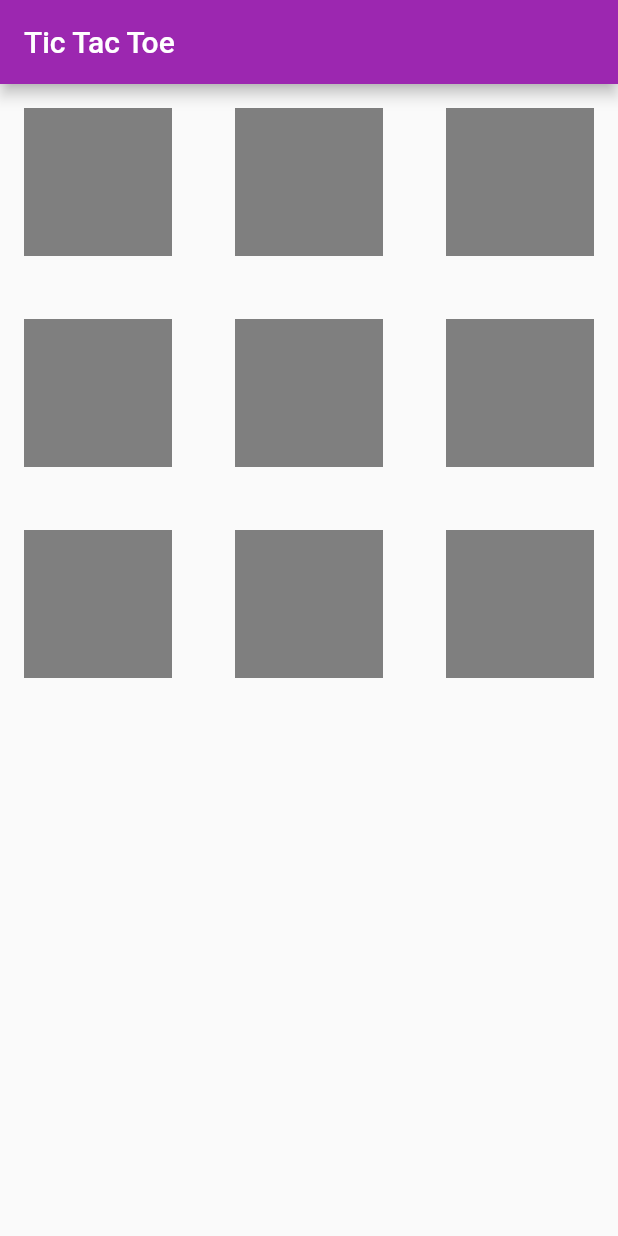
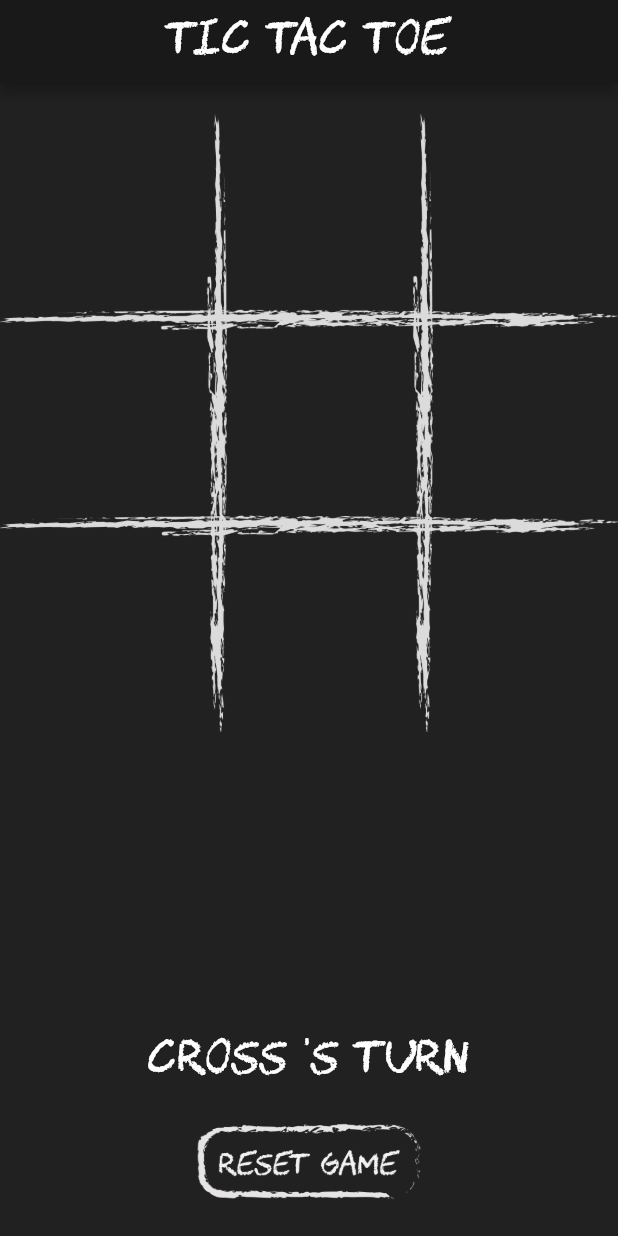
Before and after one commit to DevangSharma/tictactoe, a Flutter app: the screen it shows after launch, on a phone screen of 412 x 824 dp. Run offline on Flutter 3.47's test engine with Material 2 defaults, Android fonts, the phone set to English and light mode, and no system bars.

Commit message:
Completed with UI

```diff
--- a/lib/home.dart
+++ b/lib/home.dart
@@ -14,17 +14,77 @@ class _HomeState extends State<Home> {
   AssetImage zero = AssetImage("images/o.png");
   AssetImage cross = AssetImage("images/x.png");
   AssetImage blank = AssetImage("images/dot.png");
+  AssetImage bg = AssetImage("images/bg.png");
+  AssetImage button = AssetImage("images/button.png");
+
+
   List <AssetImage> play;
 
+  int remaining = 9;
+
   bool zeroTurn = false;
+
+  String message = "Cross 's Turn";
 
   changeState(i)
   {
     setState(() {
-     tile[i] = boolToInt(zeroTurn) + 1;
-     play[i] = getimage(tile[i]);
+     if(tile[i]==0)
+     {
+       tile[i] = boolToInt(zeroTurn) + 1;
+       play[i] = getimage(tile[i]);
 
-     zeroTurn = !zeroTurn;
+       if(zeroTurn)
+       {
+         message = "Cross 's Turn";
+         remaining--;
+       }
+       else{
+         message = "Zero 's Turn";
+         remaining--;
+       }
+
+       if(remaining == 0)
+       {
+          if(checkWin())
+          {
+            if(zeroTurn)
+            {
+              message = "Zero Wins the game";
+            }
+           else{
+              message = "Cross Wins the game";
+            }
+          }
+
+          else message = "Game ends in Draw";
+       }
+
+       else if(checkWin())
+       {
+          if(zeroTurn)
+          {
+            message = "Zero Wins the game";
+          }
+          else{
+            message = "Cross Wins the game";
+          }
+
+          for(int i=0;i<9;i++)
+          {
+            if(tile[i]==0)
+            {
+              tile[i] = 3;
+            }
+          }
+       }
+
+       zeroTurn = !zeroTurn;
+     }
+
+     else{
+
+     }
     });
   }
 
@@ -44,6 +104,58 @@ class _HomeState extends State<Home> {
           return zero;
           break;
       }
+  }
+
+  bool checkWin()
+  {
+    if(
+      ( tile[0] == tile[1] && tile[1] == tile[2] && tile[1] != 0 && tile[1] != 3 ) ||
+      ( tile[3] == tile[4] && tile[4] == tile[5] && tile[4] != 0 && tile[4] != 3 ) ||
+      ( tile[6] == tile[7] && tile[7] == tile[8] && tile[7] != 0 && tile[7] != 3 ) ||
+      ( tile[0] == tile[3] && tile[3] == tile[6] && tile[3] != 0 && tile[3] != 3 ) ||
+      ( tile[1] == tile[4] && tile[4] == tile[7] && tile[4] != 0 && tile[4] != 3 ) ||
+      ( tile[2] == tile[5] && tile[5] == tile[8] && tile[5] != 0 && tile[5] != 3 ) ||
+      ( tile[0] == tile[4] && tile[4] == tile[8] && tile[4] != 0 && tile[4] != 3 ) ||
+      ( tile[6] == tile[4] && tile[4] == tile[2] && tile[4] != 0 && tile[4] != 3 ))
+      {
+        return true;
+      }
+
+      else return false;
+
+  }
+
+  resetGame()
+  {
+    setState(() {
+      tile = [
+        0,
+        0,
+        0,
+        0,
+        0,
+        0,
+        0,
+        0,
+        0,
+
+      ];
+
+      play = [
+        blank,
+        blank,
+        blank,
+        blank,
+        blank,
+        blank,
+        blank,
+        blank,
+        blank,
+      ];
+      message = "Cross 's Turn";
+      zeroTurn = false;
+      remaining = 9;
+      });
   }
 
   @override
@@ -80,12 +192,21 @@ class _HomeState extends State<Home> {
   @override
   Widget build(BuildContext context) {
     return Container(
-      child: Column(
+      color: Color(0xFF212121),
+      child: Stack(
+         children: <Widget>[
+
+        Padding(padding: EdgeInsets.only(top: 20.0),
+
+        child: Image(image: bg), ),
+
+        Column(
         mainAxisAlignment: MainAxisAlignment.start,
         crossAxisAlignment: CrossAxisAlignment.center,
         children: <Widget>[
+          Padding(padding: EdgeInsets.only(top: 20.0)),
+
           Expanded(
-
               child: GridView.builder(
 
                 gridDelegate: SliverGridDelegateWithFixedCrossAxisCount(
@@ -99,6 +220,7 @@ class _HomeState extends State<Home> {
                     height: 10.0,
                     width: 10.0,
                     child: MaterialButton(
+                      splashColor: Colors.transparent,
                       child: Image(image: play[i]),
                       onPressed: (){
                         changeState(i);
@@ -109,9 +231,31 @@ class _HomeState extends State<Home> {
                 itemCount: 9,
 
             ),
-          )
+          ),
+          Padding(
+            padding: EdgeInsets.fromLTRB(10.0, 30.0, 10.0, 10.0),
+            child: Text(message,
+              style: TextStyle(
+              color: Colors.white,
+              fontSize: 30.0,
+              fontFamily: 'chalk',
+              ),),
+            ),
+
+          Padding(padding: EdgeInsets.fromLTRB(20, 10, 20, 20),
+          child: MaterialButton(
+            elevation: 0,
+            splashColor: Colors.transparent,
+            color: Color(0xFF212121),
+            child: Image(image: button,
+              width: 150,),
+            onPressed: resetGame,
+            ),),
+
       ],
       ),
+        ],
+      )
     );
   }
 }
--- a/lib/main.dart
+++ b/lib/main.dart
@@ -10,13 +10,20 @@ class HomePage extends StatelessWidget {
       title: "Tic Tac Toe",
       debugShowCheckedModeBanner: false,
       theme: ThemeData(
-        primarySwatch: Colors.purple,
-        accentColor: Colors.blue,
+        primaryColor: Color(0xFF191919),
       ),
 
       home: Scaffold(
         appBar: AppBar(
-          title: Text("Tic Tac Toe"),
+          title: Center(
+            child: Text("Tic Tac Toe",
+            style: TextStyle(
+              color: Colors.white,
+              fontSize: 30.0,
+              fontFamily: 'chalk',
+              ),),
+            ),
+          brightness: Brightness.dark,
         ),
         body: Home(),
       ),
```
Also changed, not shown: pubspec.yaml (+9 -6 lines), fonts/chawp.ttf (added), images/bg.png (added), images/button.png (added), images/dot.png, images/o.png, images/x.png.
